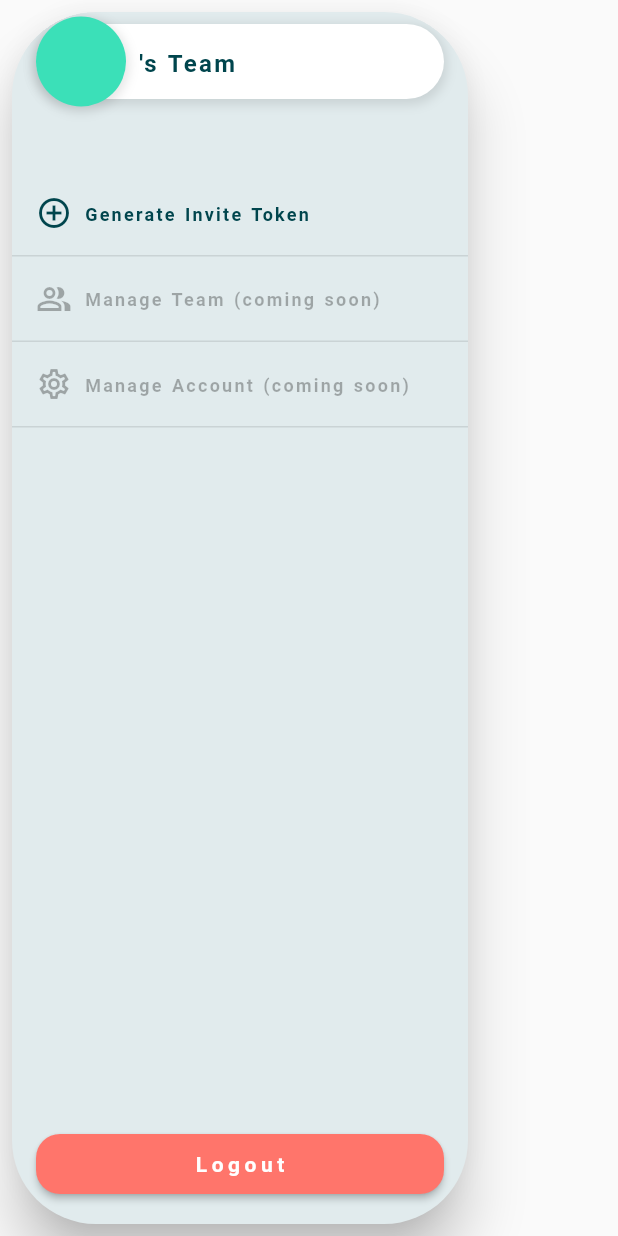
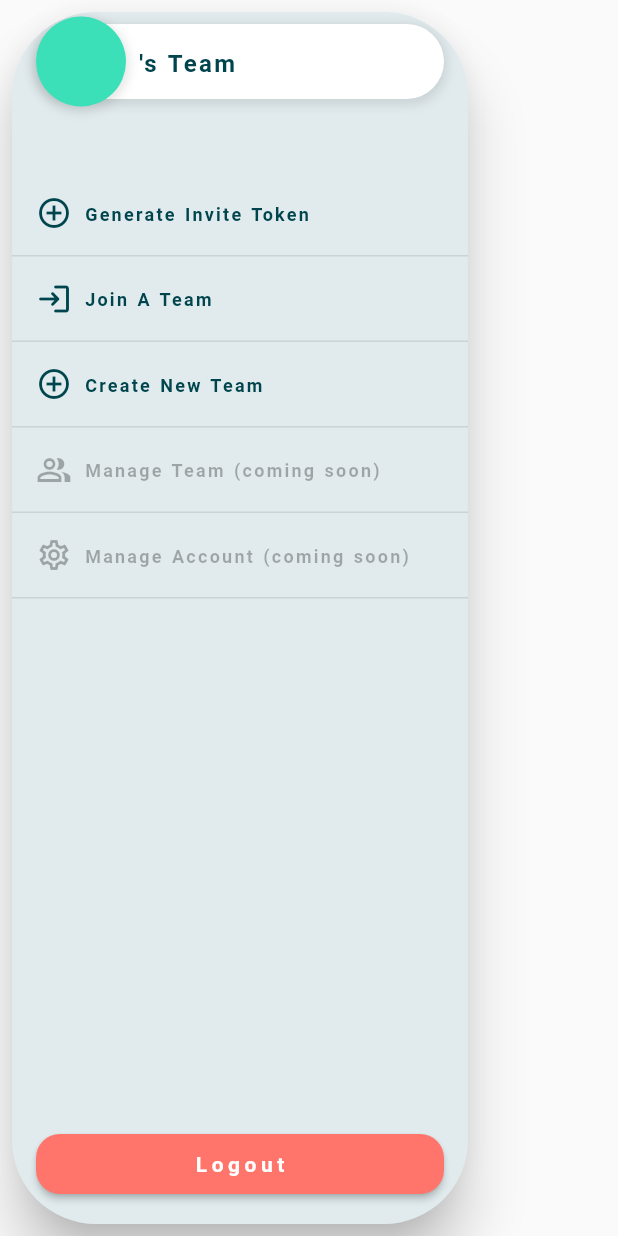
Before and after one commit to davidrichard23/visual-calendar, a Flutter app: the DrawerComponent widget shown alone on an empty page, opened directly, on a phone screen of 412 x 824 dp. Run offline on Flutter 3.47's test engine with Material 2 defaults, Android fonts, the phone set to English and light mode, and no system bars; our stand-ins replace cached_network_image, carousel_slider, confetti, email_validator, flutter_hooks, fluttertoast and 10 more; missing offline and left inert: dart:ffi, flutter_reactive_ble, frccblue, icon_decoration, rake, sheet and 1 more; generated files the repository leaves out were written again; statements that could not run were skipped.

Commit message:
design: move join and create team buttons

```diff
--- a/lib/components/drawer/drawer.dart
+++ b/lib/components/drawer/drawer.dart
@@ -50,6 +50,16 @@ class DrawerComponentState extends State<DrawerComponent> {
                             onTap: () => Navigator.pushNamed(
                                 context, '/generate-invite')),
                         DrawerRow(
+                            icon: Icons.login_rounded,
+                            text: 'Join A Team',
+                            onTap: () =>
+                                Navigator.pushNamed(context, '/join-team')),
+                        DrawerRow(
+                            icon: Icons.add_circle_outline,
+                            text: 'Create New Team',
+                            onTap: () =>
+                                Navigator.pushNamed(context, '/create-team')),
+                        DrawerRow(
                           icon: Icons.people_alt_outlined,
                           text: 'Manage Team (coming soon)',
                           color: Colors.black.withOpacity(0.3),
--- a/lib/components/drawer/team_selection.dart
+++ b/lib/components/drawer/team_selection.dart
@@ -25,14 +25,6 @@ class TeamSelectionState extends State<TeamSelection> {
     final realmManager = Provider.of<RealmManager>(context, listen: true);
     final appState = Provider.of<AppState>(context, listen: true);
     final theme = Theme.of(context);
-
-    handleJoinTeam() {
-      Navigator.pushNamed(context, '/join-team');
-    }
-
-    handleCreateTeam() {
-      Navigator.pushNamed(context, '/create-team');
-    }
 
     handleChangeActiveTeam(TeamModel team) {
       appState.setActiveTeam(realmManager.realm!, team);
@@ -70,39 +62,6 @@ class TeamSelectionState extends State<TeamSelection> {
                                     isActive:
                                         team.id == appState.activeTeam?.id))
                                 .toList(),
-                            const SizedBox(height: 16),
-                            PrimaryButton(
-                                onPressed: handleJoinTeam,
-                                small: true,
-                                // outlined: true,
-                                child: Row(
-                                    // mainAxisAlignment: MainAxisAlignment.center,
-                                    children: const [
-                                      Padding(
-                                          padding: EdgeInsets.only(right: 8),
-                                          child: Icon(Icons.login_rounded,
-                                              color: Color.fromRGBO(
-                                                  0, 69, 77, 1))),
-                                      Expanded(
-                                          child: Paragraph('Join Team',
-                                              small: true))
-                                    ])),
-                            PrimaryButton(
-                                onPressed: handleCreateTeam,
-                                small: true,
-                                // outlined: true,
-                                child: Row(
-                                    // mainAxisAlignment: MainAxisAlignment.center,
-                                    children: const [
-                                      Padding(
-                                          padding: EdgeInsets.only(right: 8),
-                                          child: Icon(Icons.add_circle_outline,
-                                              color: Color.fromRGBO(
-                                                  0, 69, 77, 1))),
-                                      Expanded(
-                                          child: Paragraph('Create New Team',
-                                              small: true))
-                                    ]))
                           ],
                         )),
                     const SizedBox(height: 25),
```
